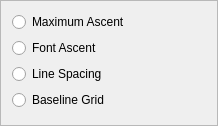
This is scribus/ui/propertywidget_flopbase.ui in scribusproject/scribus as Qt 5 draws it before an edit. The edited form follows.
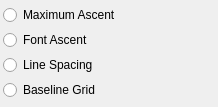
This is the edited form.

Commit message: #16494: Unify margins and spacing for properties palette, set 3 <bubu>

Diff of the .ui file:
```diff
--- a/scribus/ui/propertywidget_flopbase.ui
+++ b/scribus/ui/propertywidget_flopbase.ui
@@ -7,19 +7,28 @@
     <x>0</x>
     <y>0</y>
     <width>218</width>
-    <height>126</height>
+    <height>107</height>
    </rect>
   </property>
   <property name="windowTitle">
    <string notr="true">Frame</string>
   </property>
-  <property name="frameShape">
-   <enum>QFrame::StyledPanel</enum>
-  </property>
-  <property name="frameShadow">
-   <enum>QFrame::Raised</enum>
-  </property>
   <layout class="QVBoxLayout" name="verticalLayout">
+   <property name="spacing">
+    <number>3</number>
+   </property>
+   <property name="leftMargin">
+    <number>3</number>
+   </property>
+   <property name="topMargin">
+    <number>3</number>
+   </property>
+   <property name="rightMargin">
+    <number>3</number>
+   </property>
+   <property name="bottomMargin">
+    <number>3</number>
+   </property>
    <item>
     <widget class="QRadioButton" name="flopRealHeight">
      <property name="toolTip">
```
The commit also changes 19 other files.
